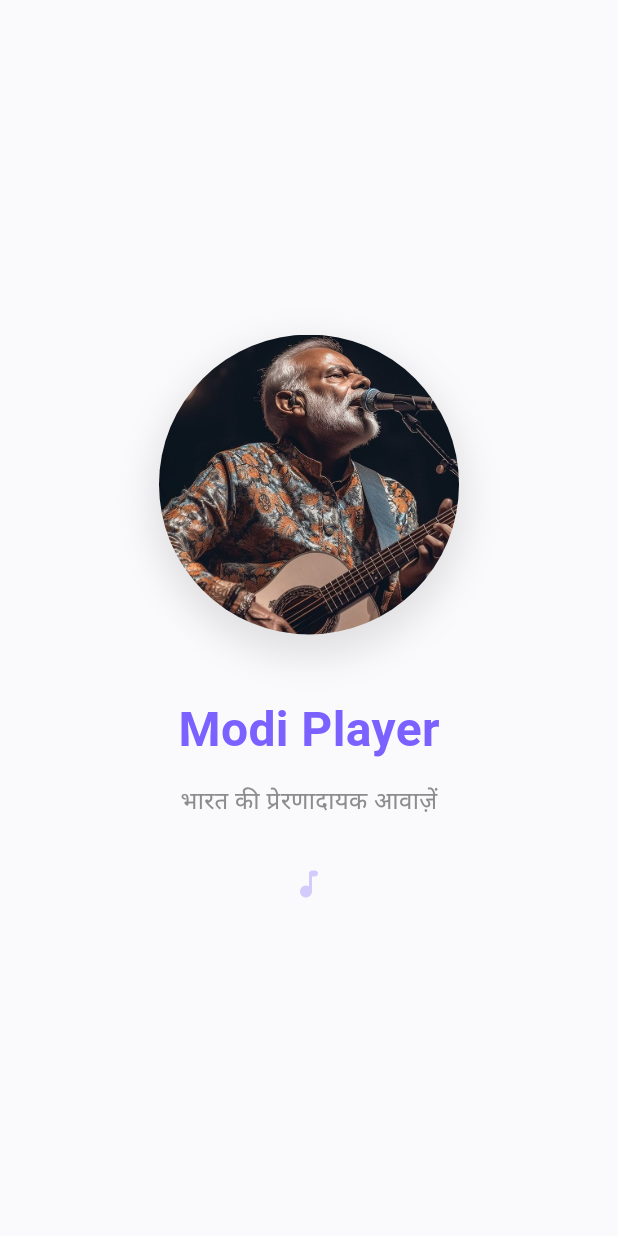
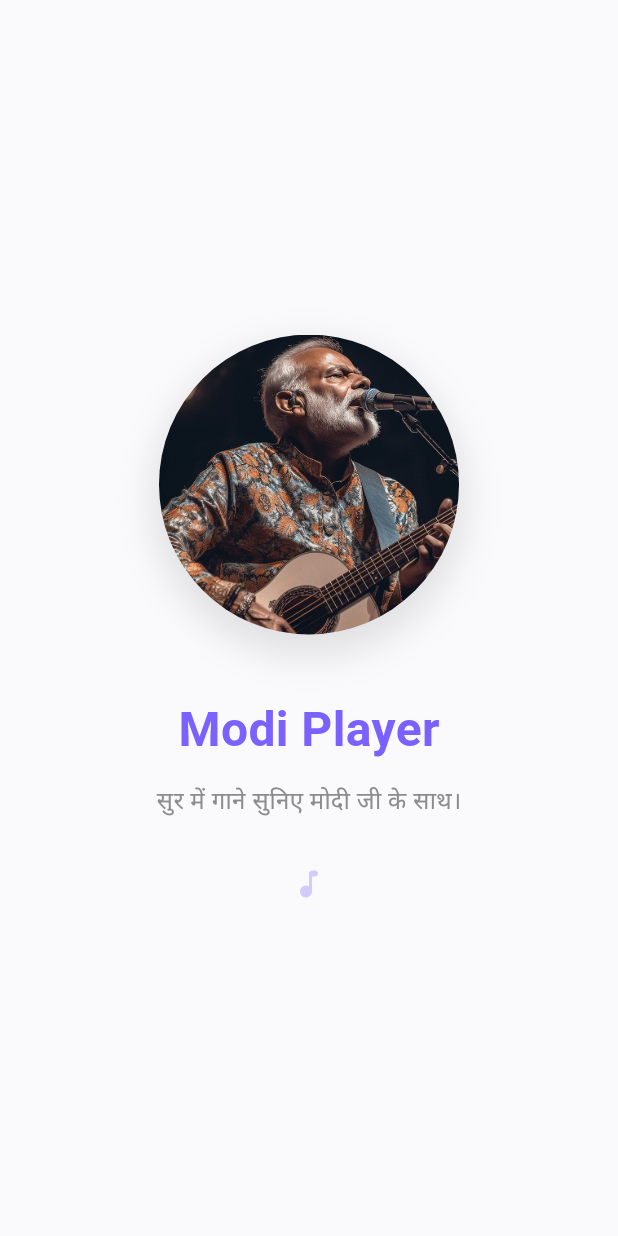
Before and after one commit to Bunny-099/Modi, a Flutter app: the SplashScreen screen opened by its route, on a phone screen of 412 x 824 dp. Run offline on Flutter 3.47's test engine with Material 3 defaults, Android fonts, the phone set to English and light mode, and no system bars; our stand-ins replace audio_service, flutter_riverpod, go_router, hive, hive_flutter, just_audio; missing offline and left inert: audio_session; accounts and stored records are empty; Roboto replaces fonts that are missing (Poppins); statements that could not run were skipped.

Commit message:
change teh splash screen text

```diff
--- a/lib/features/splash/presentation/pages/splash_screen.dart
+++ b/lib/features/splash/presentation/pages/splash_screen.dart
@@ -117,7 +117,7 @@
               ),
               const SizedBox(height: 12),
               const AppText.bodyLarge(
-                'भारत की प्रेरणादायक आवाज़ें',
+                'सुर में गाने सुनिए मोदी जी के साथ।',
                 color: AppColors.textSecondary,
               ),
               const SizedBox(height: 32),
```
